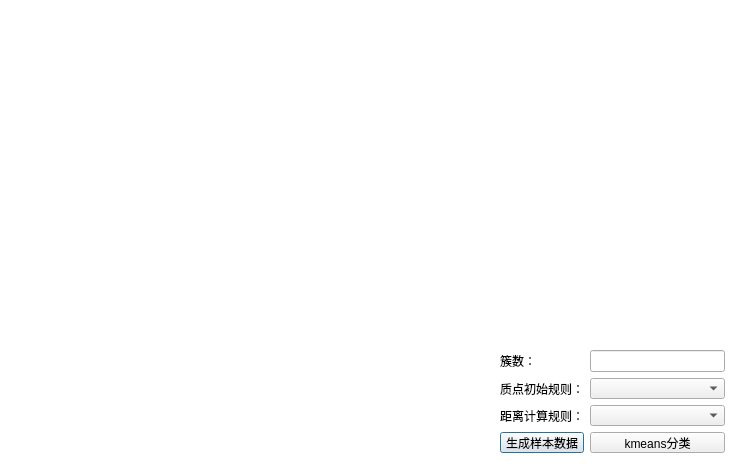
The window that FaceAnalyse/FaceAnalyse.ui (neross666/Prj_FaceAnalyse) describes before a commit, drawn with Qt 5.
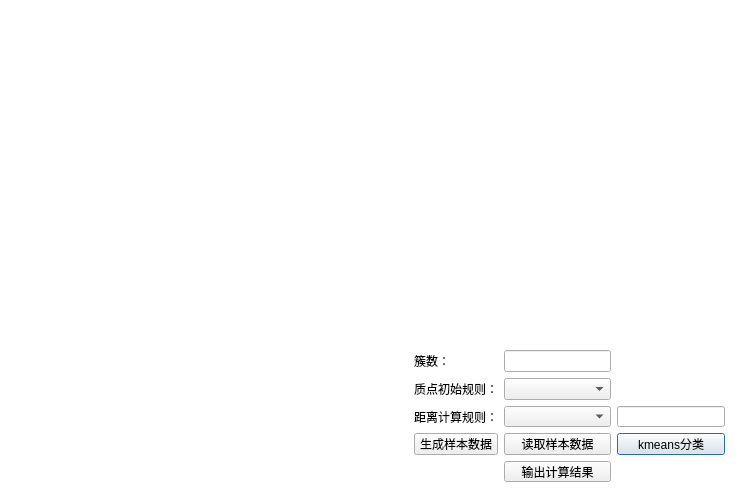
The same window after the commit.

Commit message: 更新ui文件

Patch:
```diff
--- a/FaceAnalyse/FaceAnalyse.ui
+++ b/FaceAnalyse/FaceAnalyse.ui
@@ -7,7 +7,7 @@
     <x>0</x>
     <y>0</y>
     <width>744</width>
-    <height>469</height>
+    <height>503</height>
    </rect>
   </property>
   <property name="windowTitle">
@@ -20,13 +20,13 @@
 	background-color: rgb(255, 255, 255);
 }</string>
   </property>
-  <widget class="QWidget" name="">
+  <widget class="QWidget" name="layoutWidget">
    <property name="geometry">
     <rect>
-     <x>500</x>
+     <x>414</x>
      <y>350</y>
-     <width>225</width>
-     <height>103</height>
+     <width>311</width>
+     <height>132</height>
     </rect>
    </property>
    <layout class="QGridLayout" name="gridLayout">
@@ -37,6 +37,9 @@
       </property>
      </widget>
     </item>
+    <item row="0" column="1">
+     <widget class="QLineEdit" name="lineEdit_k"/>
+    </item>
     <item row="1" column="0">
      <widget class="QLabel" name="label">
       <property name="text">
@@ -47,6 +50,9 @@
     <item row="1" column="1">
      <widget class="QComboBox" name="comboBox_initCenter"/>
     </item>
+    <item row="2" column="2">
+     <widget class="QLineEdit" name="lineEdit_p"/>
+    </item>
     <item row="2" column="0">
      <widget class="QLabel" name="label_2">
       <property name="text">
@@ -57,30 +63,36 @@
     <item row="2" column="1">
      <widget class="QComboBox" name="comboBox_disCalculate"/>
     </item>
+    <item row="3" column="2">
+     <widget class="QPushButton" name="pushButton_kmeans">
+      <property name="text">
+       <string>kmeans分类</string>
+      </property>
+     </widget>
+    </item>
     <item row="3" column="0">
-     <widget class="QPushButton" name="pushButton_sample">
+     <widget class="QPushButton" name="pushButton_generate_sample">
       <property name="text">
        <string>生成样本数据</string>
       </property>
      </widget>
     </item>
     <item row="3" column="1">
-     <widget class="QPushButton" name="pushButton_kmeans">
+     <widget class="QPushButton" name="pushButton_read_sample">
       <property name="text">
-       <string>kmeans分类</string>
+       <string>读取样本数据</string>
       </property>
      </widget>
     </item>
-    <item row="0" column="1">
-     <widget class="QLineEdit" name="lineEdit_k"/>
+    <item row="4" column="1">
+     <widget class="QPushButton" name="pushButton_output_sample">
+      <property name="text">
+       <string>输出计算结果</string>
+      </property>
+     </widget>
     </item>
    </layout>
   </widget>
-  <zorder>pushButton_sample</zorder>
-  <zorder>layoutWidget</zorder>
-  <zorder>label_3</zorder>
-  <zorder>lineEdit_k</zorder>
-  <zorder>lineEdit_k</zorder>
  </widget>
  <resources/>
  <connections/>
```
